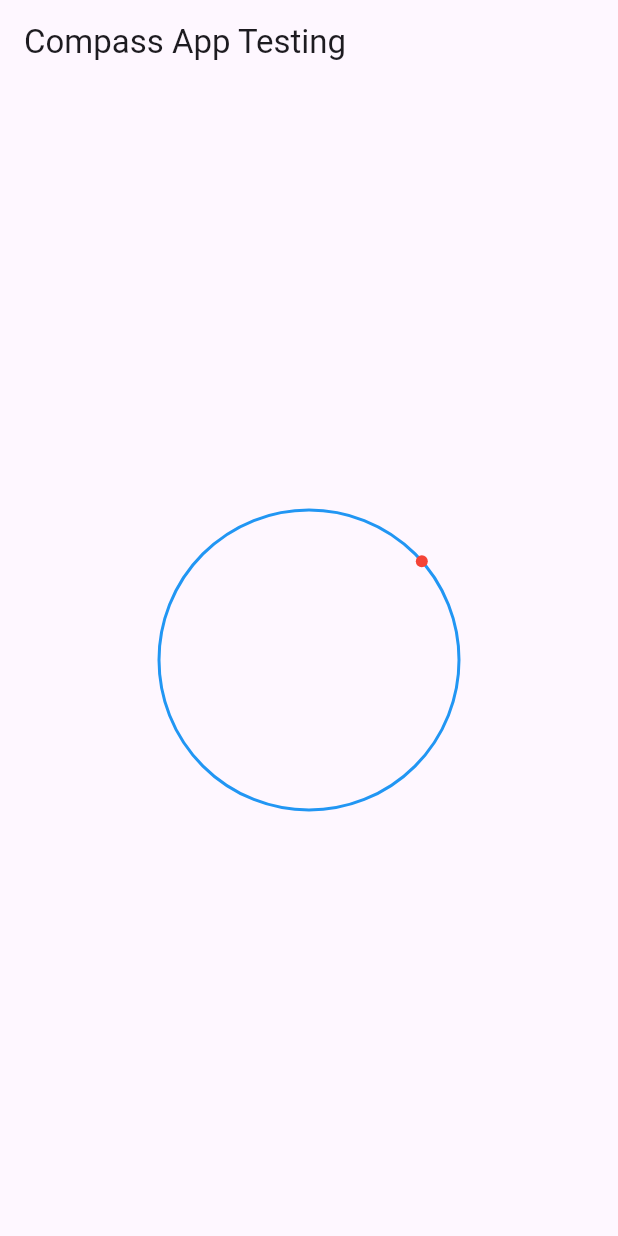
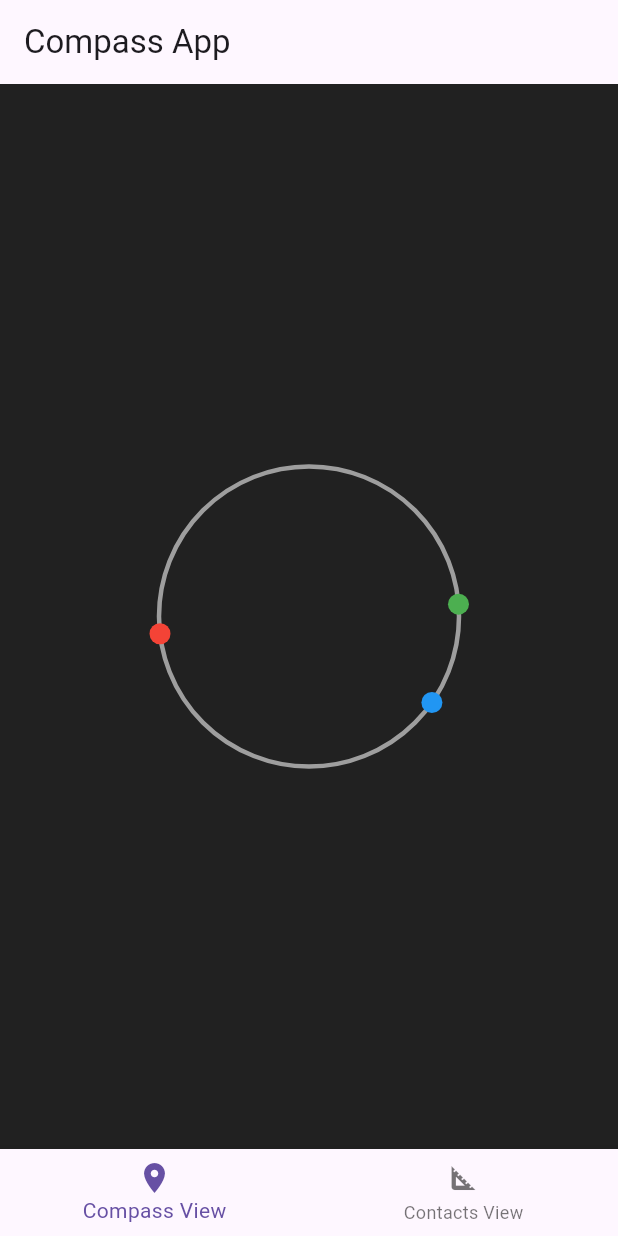
Before and after one commit to Tw1tchy0/compass_app, a Flutter app: the screen it shows after launch, on a phone screen of 412 x 824 dp. Run offline on Flutter 3.47's test engine with Material 3 defaults, Android fonts, the phone set to English and light mode, and no system bars; our stand-ins replace latlong2.

Commit message:
Add files via upload

```diff
--- a/lib/main.dart
+++ b/lib/main.dart
@@ -1,3 +1,4 @@
+import 'dart:async';
 import 'dart:math' as math;
 import 'package:flutter/material.dart';
 import 'package:latlong2/latlong.dart';
@@ -14,51 +15,101 @@ class MyApp extends StatelessWidget {
   }
 }
 
-class CircleMarkersDemo extends StatelessWidget {
-  final double circleRadius = 100; // radius of the circle
-  final int numOfMarkers = 36; // number of markers (every 10 degrees)
-  final double targetLat = 40.9254; // Your latitude
-  final double targetLong = 73.9629; // Your longitude
-  final double myLat = 40.5008; // Target latitude
-  final double myLong = 74.4474; // Target longitude
+class CircleMarkersDemo extends StatefulWidget {
+  @override
+  _CircleMarkersDemoState createState() => _CircleMarkersDemoState();
+}
+
+class _CircleMarkersDemoState extends State<CircleMarkersDemo> {
+  int _selectedIndex = 0;
+
+  void _onItemTapped(int index) {
+    setState(() {
+      _selectedIndex = index;
+    });
+  }
+
   @override
   Widget build(BuildContext context) {
     return Scaffold(
       appBar: AppBar(
-        title: const Text('Compass App Testing'),
+        title: Text('Compass App'),
       ),
-      body: Center(
+      body: _selectedIndex == 0 ? MarkerView() : BlankPageView(),
+      bottomNavigationBar: BottomNavigationBar(
+        items: const <BottomNavigationBarItem>[
+          BottomNavigationBarItem(
+            icon: Icon(Icons.place),
+            label: 'Compass View',
+          ),
+          BottomNavigationBarItem(
+            icon: Icon(Icons.square_foot),
+            label: 'Contacts View',
+          ),
+        ],
+        currentIndex: _selectedIndex,
+        onTap: _onItemTapped,
+      ),
+    );
+  }
+}
+
+// Compass View
+class MarkerView extends StatelessWidget {
+  @override
+  Widget build(BuildContext context) {
+    final double circleRadius = 100; // radius of the circle
+    final int numOfMarkers = 36; // number of markers (every 10 degrees)
+    final double myLatitude = 40.5008; // Your latitude
+    final double myLongitude =  74.4474; // Your longitude
+    List<TargetMarker> targetMarkers = [
+      TargetMarker(LatLng(48.8566, 2.3522), Colors.red), // Paris
+      TargetMarker(LatLng(36.7783, 119.4179), Colors.green), // Cali
+      TargetMarker(LatLng(82.8628, 135.0000), Colors.blue), // Antarc
+    ];
+
+    return Container(
+      color: Colors.grey[900], // Set the background color here
+      alignment: Alignment.center, // Center the child
       child: CustomPaint(
         size: const Size(300, 300), // adjust size as needed
         painter: CircleMarkersPainter(
           circleRadius: circleRadius,
           numOfMarkers: numOfMarkers,
-            targetLat: targetLat,
-            targetLong: targetLong,
-            myLat: myLat,
-            myLong: myLong,
-          ),
+          myLat: myLatitude,
+          myLong: myLongitude,
+          targetMarkers: targetMarkers,
         ),
       ),
     );
   }
 }
 
+class BlankPageView extends StatelessWidget {
+  @override
+  Widget build(BuildContext context) {
+    return Center(
+      child: Text('Blank Page View'),
+    );
+  }
+}
+
+
+
+
 class CircleMarkersPainter extends CustomPainter {
   final double circleRadius;
   final int numOfMarkers;
-  final double targetLat;
-  final double targetLong;
   final double myLat;
   final double myLong;
+  final List<TargetMarker> targetMarkers;
 
   CircleMarkersPainter({
     required this.circleRadius,
     required this.numOfMarkers,
-    required this.targetLat,
-    required this.targetLong,
     required this.myLat,
     required this.myLong,
+    required this.targetMarkers,
   });
 
   @override
@@ -67,29 +118,41 @@ class CircleMarkersPainter extends CustomPainter {
 
     // Draw circle
     final paint = Paint()
-      ..color = Colors.blue
+      ..color = Colors.grey
       ..style = PaintingStyle.stroke
-      ..strokeWidth = 2.0;
+      ..strokeWidth = 3.0;
     canvas.drawCircle(center, circleRadius, paint);
 
-    // Calculate relative angle
-    final myX = targetLong;
-    final myY = targetLat;
-    final targetX = myLong;
-    final targetY = myLat;
-    final dx = targetX - myX;
-    final dy = targetY - myY;
+    // Draw markers for each target coordinate
+    for (final marker in targetMarkers) {
+      final targetCoord = marker.coordinate;
+      final color = marker.color;
+      final dx = targetCoord.longitude - myLong;
+      final dy = targetCoord.latitude - myLat;
       final angle = math.atan2(dy, dx);
-
-    // Draw markers
-    final markerPaint = Paint()..color = Colors.red;
+      final markerPaint = Paint()..color = color;
       final markerX = center.dx + circleRadius * math.cos(angle);
       final markerY = center.dy + circleRadius * math.sin(angle);
-    canvas.drawCircle(Offset(markerX, markerY), 4, markerPaint);
+      canvas.drawCircle(Offset(markerX, markerY), 7, markerPaint);  // # is size of the markers
+    }
   }
 
   @override
   bool shouldRepaint(CustomPainter oldDelegate) {
-    return false;
+    return true;
   }
 }
+
+class LatLng {
+  final double latitude;
+  final double longitude;
+
+  LatLng(this.latitude, this.longitude);
+}
+
+class TargetMarker {
+  final LatLng coordinate;
+  final Color color;
+
+  TargetMarker(this.coordinate, this.color);
+}
```
Lines whose indentation alone changed are shown as unchanged.
